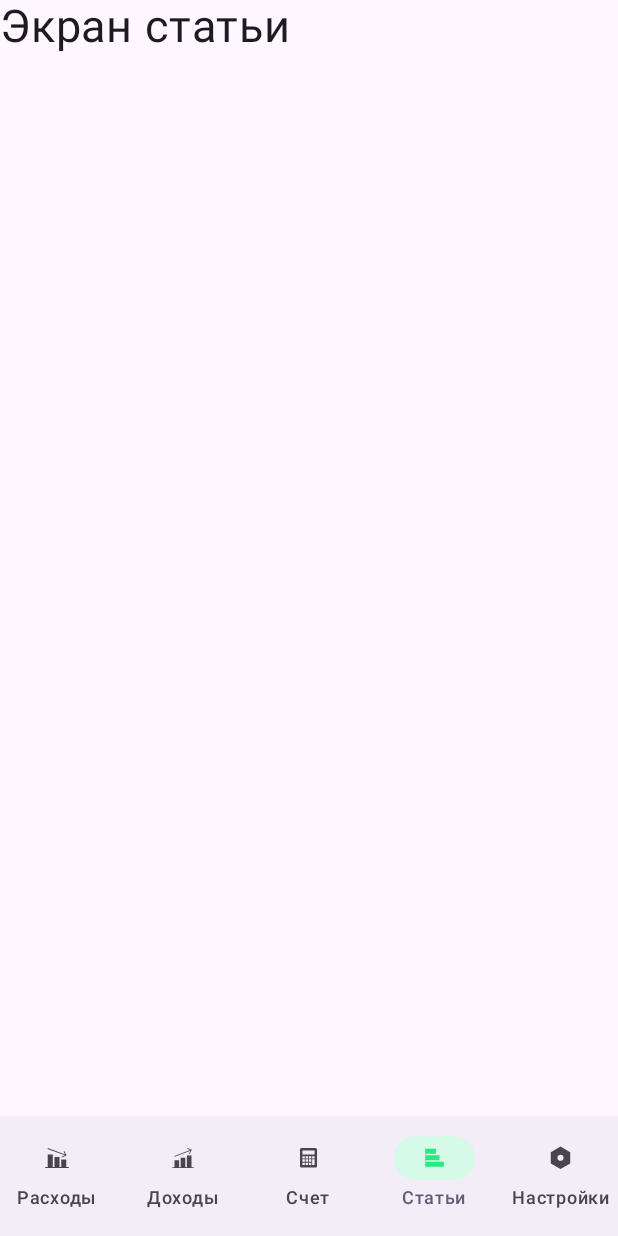
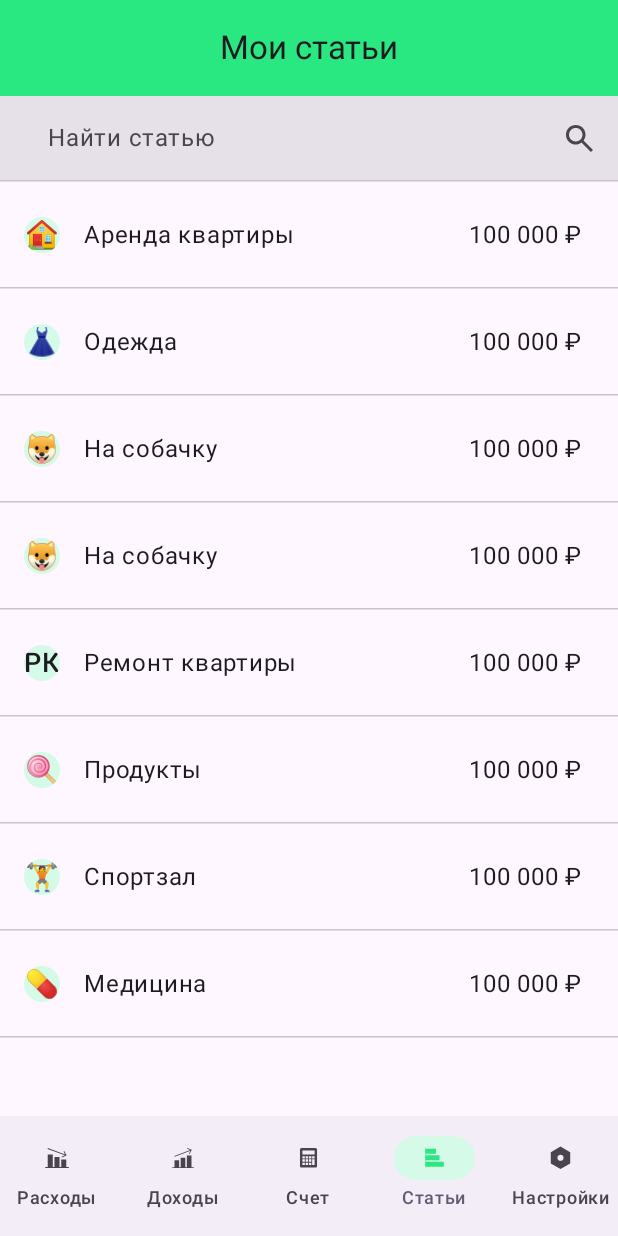
Before and after one commit to Koiama/SpendScan, an Android app built with Jetpack Compose: the ArticleScreen screen opened through its navigation route, on a phone screen of 412 x 824 dp. Run offline under Robolectric (Android 15) with nearby library versions, the phone set to English and light mode, and no system bars.

Commit message:
Creating Article screen

```diff
--- a/app/src/main/AndroidManifest.xml
+++ b/app/src/main/AndroidManifest.xml
@@ -4,6 +4,7 @@
 
     <application
         android:allowBackup="true"
+        android:windowOptOutEdgeToEdgeEnforcement="true"
         android:dataExtractionRules="@xml/data_extraction_rules"
         android:fullBackupContent="@xml/backup_rules"
         android:icon="@mipmap/ic_launcher"
--- a/app/src/main/java/com/spendscan/screens/AccountScreen.kt
+++ b/app/src/main/java/com/spendscan/screens/AccountScreen.kt
@@ -83,8 +83,7 @@ fun AccountScreen(modifier: Modifier = Modifier) {
                     leadingIconBgColor = MaterialTheme.colorScheme.onTertiary,
                     itemBackgroundColor = MaterialTheme.colorScheme.onSecondary,
                     primaryText = "Баланс",
-                    trailingText = "-670 000 ₽",
-                    trailingIcon = ImageVector.vectorResource(R.drawable.drill_in_icon))
+                    trailingText = "-670 000 ₽")
 
                 HorizontalDivider(thickness = 1.dp, color = MaterialTheme.colorScheme.tertiary)
 
@@ -94,8 +93,7 @@ fun AccountScreen(modifier: Modifier = Modifier) {
                     },
                     itemBackgroundColor = MaterialTheme.colorScheme.onSecondary,
                     primaryText = "Валюта",
-                    trailingText = "₽",
-                    trailingIcon = ImageVector.vectorResource(R.drawable.drill_in_icon))
+                    trailingText = "₽")
 
                 Spacer(Modifier.size(16.dp).fillMaxWidth())
 
--- a/app/src/main/java/com/spendscan/screens/ArticlesScreen.kt
+++ b/app/src/main/java/com/spendscan/screens/ArticlesScreen.kt
@@ -1,18 +1,120 @@
 package com.spendscan.screens
 
+import androidx.compose.foundation.background
+import androidx.compose.foundation.layout.Box
 import androidx.compose.foundation.layout.Column
+import androidx.compose.foundation.layout.fillMaxSize
+import androidx.compose.foundation.layout.fillMaxWidth
+import androidx.compose.foundation.layout.height
+import androidx.compose.foundation.layout.padding
+import androidx.compose.foundation.lazy.LazyColumn
+import androidx.compose.foundation.lazy.items
+import androidx.compose.material3.HorizontalDivider
+import androidx.compose.material3.MaterialTheme
+import androidx.compose.material3.Scaffold
 import androidx.compose.material3.Text
 import androidx.compose.runtime.Composable
+import androidx.compose.runtime.getValue
+import androidx.compose.runtime.mutableStateOf
+import androidx.compose.runtime.remember
+import androidx.compose.runtime.setValue
+import androidx.compose.ui.Alignment
 import androidx.compose.ui.Modifier
+import androidx.compose.ui.graphics.vector.ImageVector
+import androidx.compose.ui.res.vectorResource
+import androidx.compose.ui.tooling.preview.Preview
+import androidx.compose.ui.unit.dp
 import androidx.compose.ui.unit.sp
+import com.spendscan.R
+import com.spendscan.data.models.expensesList
+import com.spendscan.ui.components.ListItem
+import com.spendscan.ui.components.SearchTextField
+import com.spendscan.ui.theme.SpendScanTheme
 
 @Composable
 fun ArticleScreen(modifier: Modifier = Modifier) {
-    Column(modifier = modifier) {
-        Text(
-            text = "Экран статьи",
-            fontSize = 30.sp
-        )
+    // Состояние для текста в поле поиска
+    var searchText by remember { mutableStateOf("") }
+
+    // Состояние для хранения отфильтрованного списка РАСХОДОВ
+    var filteredExpensesList by remember { mutableStateOf(expensesList) }
+
+    val onSearchPerformed: (String) -> Unit = { query ->
+        if (query.isBlank()) {
+            // Если строка поиска пустая, показываем весь список расходов
+            filteredExpensesList = expensesList
+        } else {
+            // Иначе, фильтруем список расходов ТОЛЬКО ПО НАЗВАНИЮ ТРАТЫ (title)
+            filteredExpensesList = expensesList.filter { expense ->
+                expense.title.contains(query, ignoreCase = true)
+            }
+        }
     }
 
+    Scaffold(
+        modifier = modifier,
+        topBar = {
+            Column(
+                modifier = Modifier
+                    .fillMaxWidth()
+                    .height(64.dp)
+                    .background(MaterialTheme.colorScheme.primary)
+            ) {
+                Box(modifier = Modifier.fillMaxSize()) {
+                    Text(
+                        text = "Мои статьи",
+                        lineHeight = 28.sp,
+                        fontSize = 22.sp,
+                        color = MaterialTheme.colorScheme.onSurface,
+                        letterSpacing = 0.sp,
+                        modifier = Modifier.align(Alignment.Center)
+                    )
+                }
+            }
+        }
+    ) { innerPadding ->
+        Column(modifier = Modifier
+            .padding(top = innerPadding.calculateTopPadding())
+        ) {
+            SearchTextField(
+                modifier = Modifier
+                    .fillMaxWidth(),
+                value = searchText,
+                onValueChange = { newText ->
+                    searchText = newText
+                    onSearchPerformed(newText) // Запускаем фильтрацию при каждом изменении текста
+                },
+                onSearch = onSearchPerformed, // Запускаем фильтрацию при нажатии Enter
+                placeholder = "Найти статью"
+            )
+
+
+        HorizontalDivider(thickness = 1.dp, color = MaterialTheme.colorScheme.tertiary)
+
+        LazyColumn(
+            modifier = Modifier
+                .fillMaxSize()
+        ) {
+            items(filteredExpensesList) { expense ->
+                ListItem(
+                    onClick = { /*TODO*/
+                    },
+                    leadingIconOrEmoji = expense.iconTag,
+                    primaryText = expense.title,
+                    secondaryText = null,
+                    trailingText = expense.trailText,
+                    trailingIcon = null,
+                )
+
+                HorizontalDivider(thickness = 1.dp, color = MaterialTheme.colorScheme.tertiary)
+            }
+        }
+        }
+    }
 }
+
+@Preview
+@Composable
+fun PreviewArticle() {
+    SpendScanTheme { ArticleScreen() }
+}
--- a/app/src/main/java/com/spendscan/screens/ExpensesScreen.kt
+++ b/app/src/main/java/com/spendscan/screens/ExpensesScreen.kt
@@ -124,7 +124,6 @@ fun ExpensesScreen(modifier: Modifier = Modifier) {
                             primaryText = expense.title,
                             secondaryText = expense.subtitle,
                             trailingText = expense.trailText,
-                            trailingIcon = ImageVector.vectorResource(R.drawable.drill_in_icon),
                         )
 
                         HorizontalDivider(thickness = 1.dp, color = MaterialTheme.colorScheme.tertiary)
--- a/app/src/main/java/com/spendscan/screens/IncomesScreen.kt
+++ b/app/src/main/java/com/spendscan/screens/IncomesScreen.kt
@@ -117,8 +117,6 @@ fun IncomesScreen(modifier: Modifier = Modifier) {
                             onClick = { /*TODO*/ },
                             primaryText = income.title,
                             trailingText = income.trailText,
-                            trailingIcon = ImageVector.vectorResource(R.drawable.drill_in_icon),
-
                             )
                         HorizontalDivider(
                             thickness = 1.dp,
--- a/app/src/main/java/com/spendscan/ui/components/ListItem.kt
+++ b/app/src/main/java/com/spendscan/ui/components/ListItem.kt
@@ -45,7 +45,7 @@ fun ListItem(
     primaryText: String,
     secondaryText: String? = null,
     trailingText: String,
-    trailingIcon: ImageVector,
+    trailingIcon: ImageVector?=ImageVector.vectorResource(R.drawable.drill_in_icon),
     itemBackgroundColor: Color = MaterialTheme.colorScheme.background,
     onClick: (() -> Unit)? = null,
 ) {
@@ -118,10 +118,11 @@ fun ListItem(
                     trailingText, maxLines = 1, color = MaterialTheme.colorScheme.onSurface
                 )
                 Spacer(modifier = Modifier.width(8.dp))
-                Icon(
-                    trailingIcon, contentDescription = null, modifier = Modifier.size(16.dp)
-                )
-
+                if (trailingIcon != null) {
+                    Icon(
+                        trailingIcon, contentDescription = null, modifier = Modifier.size(16.dp)
+                    )
+                }
             }
         }
     }
--- /dev/null
+++ b/app/src/main/java/com/spendscan/ui/components/SearchBar.kt
@@ -0,0 +1,104 @@
+package com.spendscan.ui.components
+
+import androidx.compose.foundation.layout.fillMaxWidth
+import androidx.compose.foundation.layout.padding
+import androidx.compose.foundation.shape.RoundedCornerShape
+import androidx.compose.foundation.text.KeyboardActions
+import androidx.compose.foundation.text.KeyboardOptions
+import androidx.compose.material.icons.Icons
+import androidx.compose.material.icons.filled.Search
+import androidx.compose.material3.Icon
+import androidx.compose.material3.MaterialTheme
+import androidx.compose.material3.OutlinedTextField
+import androidx.compose.material3.OutlinedTextFieldDefaults
+import androidx.compose.material3.Text
+import androidx.compose.material3.TextFieldDefaults
+import androidx.compose.runtime.Composable
+import androidx.compose.ui.Modifier
+import androidx.compose.ui.tooling.preview.Preview
+import androidx.compose.ui.unit.dp
+import androidx.compose.ui.text.input.ImeAction
+import androidx.compose.runtime.remember
+import androidx.compose.runtime.mutableStateOf
+import androidx.compose.runtime.getValue
+import androidx.compose.runtime.setValue
+import androidx.compose.ui.graphics.Color
+import androidx.compose.ui.graphics.vector.ImageVector
+import androidx.compose.ui.res.vectorResource
+import com.spendscan.R
+import androidx.compose.ui.unit.sp
+
+@Composable
+fun SearchTextField(
+    modifier: Modifier = Modifier,
+    value: String,
+    onValueChange: (String) -> Unit,
+    onSearch: (String) -> Unit,
+    placeholder: String = "Найти статью"
+) {
+    OutlinedTextField(
+        value = value,
+        onValueChange = onValueChange,
+        modifier = modifier
+            .fillMaxWidth(),
+        placeholder = { Text(
+            text = placeholder,
+            color = MaterialTheme.colorScheme.onSurfaceVariant,
+            fontSize = 16.sp,
+            lineHeight = 24.sp,
+            letterSpacing = 0.5.sp,
+            modifier = Modifier.padding(start = 16.dp)
+
+        ) },
+        trailingIcon = {
+            Icon(
+                imageVector = ImageVector.vectorResource(id = R.drawable.search_icon),
+                contentDescription = "Иконка поиска",
+                tint = MaterialTheme.colorScheme.onSurfaceVariant,
+                modifier = Modifier.padding(end = 4.dp)
+            )
+        },
+        singleLine = true,
+        keyboardOptions = KeyboardOptions(imeAction = ImeAction.Search),
+        keyboardActions = KeyboardActions(
+            onSearch = {
+                onSearch(value) // Вызываем лямбду onSearch при нажатии на кнопку поиска на клавиатуре
+            }
+        ),
+        colors = OutlinedTextFieldDefaults.colors(
+            // --- ГРАНИЦЫ: прозрачные ---
+            focusedBorderColor = Color.Transparent,
+            unfocusedBorderColor = Color.Transparent,
+            disabledBorderColor = Color.Transparent,
+            errorBorderColor = Color.Transparent,
+
+            // --- ЦВЕТА ФОНА: ---
+            focusedContainerColor = MaterialTheme.colorScheme.surfaceContainerHighest,
+            unfocusedContainerColor = MaterialTheme.colorScheme.surfaceContainerHighest,
+
+            // --- ЦВЕТА ТЕКСТА И КУРСОРА: ---
+            focusedTextColor = MaterialTheme.colorScheme.onSurface,
+            unfocusedTextColor = MaterialTheme.colorScheme.onSurfaceVariant,
+            focusedPlaceholderColor = MaterialTheme.colorScheme.onSurface,
+            unfocusedPlaceholderColor = MaterialTheme.colorScheme.onSurfaceVariant,
+
+            // --- ЦВЕТА ИКОНОК: ---
+            focusedTrailingIconColor = MaterialTheme.colorScheme.onSurfaceVariant,
+            unfocusedTrailingIconColor = MaterialTheme.colorScheme.onSurfaceVariant,
+            focusedLeadingIconColor = MaterialTheme.colorScheme.onSurfaceVariant, // На случай, если снова понадобится leadingIcon
+            unfocusedLeadingIconColor = MaterialTheme.colorScheme.onSurfaceVariant
+        ),
+        shape = RoundedCornerShape(0.dp)
+    )
+}
+
+@Preview(showBackground = true)
+@Composable
+fun SearchTextFieldPreview() {
+    var searchText by remember { mutableStateOf("") }
+    SearchTextField(
+        value = searchText,
+        onValueChange = { searchText = it },
+        onSearch = { query -> println("Поиск: $query") }
+    )
+}
--- a/app/src/main/java/com/spendscan/ui/theme/Color.kt
+++ b/app/src/main/java/com/spendscan/ui/theme/Color.kt
@@ -9,3 +9,4 @@ val GreyLight = Color(0xFFCAC4D0)
 val Greyback =Color(0xFFFEF7FF)
 val DarkGrey = Color(0xFF1D1B20)
 val TextLightGrey = Color(0xFF49454F)
+val SurfaceContainerHigh=Color(0xFFECE6F0)
--- a/app/src/main/java/com/spendscan/ui/theme/Theme.kt
+++ b/app/src/main/java/com/spendscan/ui/theme/Theme.kt
@@ -22,7 +22,8 @@ private val DarkColorScheme = darkColorScheme(
     onSecondary = GreenSecond,
     onTertiary = White,
     tertiary = GreyLight,
-    background = Greyback
+    background = Greyback,
+    surfaceContainerHigh = SurfaceContainerHigh
 )
 
 private val LightColorScheme = lightColorScheme(
@@ -32,7 +33,8 @@ private val LightColorScheme = lightColorScheme(
     onTertiary = White,
     tertiary = GreyLight,
     background = Greyback,
-    onSurfaceVariant = TextLightGrey
+    onSurfaceVariant = TextLightGrey,
+    surfaceContainerHigh = SurfaceContainerHigh
 
     /* Other default colors to override
     background = Color(0xFFFFFBFE),
--- /dev/null
+++ b/app/src/main/res/drawable/search_icon.xml
@@ -0,0 +1,9 @@
+<vector xmlns:android="http://schemas.android.com/apk/res/android"
+    android:width="18dp"
+    android:height="18dp"
+    android:viewportWidth="18"
+    android:viewportHeight="18">
+  <path
+      android:pathData="M16.6,18L10.3,11.7C9.8,12.1 9.225,12.417 8.575,12.65C7.925,12.883 7.233,13 6.5,13C4.683,13 3.146,12.371 1.888,11.113C0.629,9.854 0,8.317 0,6.5C0,4.683 0.629,3.146 1.888,1.888C3.146,0.629 4.683,0 6.5,0C8.317,0 9.854,0.629 11.113,1.888C12.371,3.146 13,4.683 13,6.5C13,7.233 12.883,7.925 12.65,8.575C12.417,9.225 12.1,9.8 11.7,10.3L18,16.6L16.6,18ZM6.5,11C7.75,11 8.813,10.563 9.688,9.688C10.563,8.813 11,7.75 11,6.5C11,5.25 10.563,4.188 9.688,3.313C8.813,2.438 7.75,2 6.5,2C5.25,2 4.188,2.438 3.313,3.313C2.438,4.188 2,5.25 2,6.5C2,7.75 2.438,8.813 3.313,9.688C4.188,10.563 5.25,11 6.5,11Z"
+      android:fillColor="#49454F"/>
+</vector>
```
